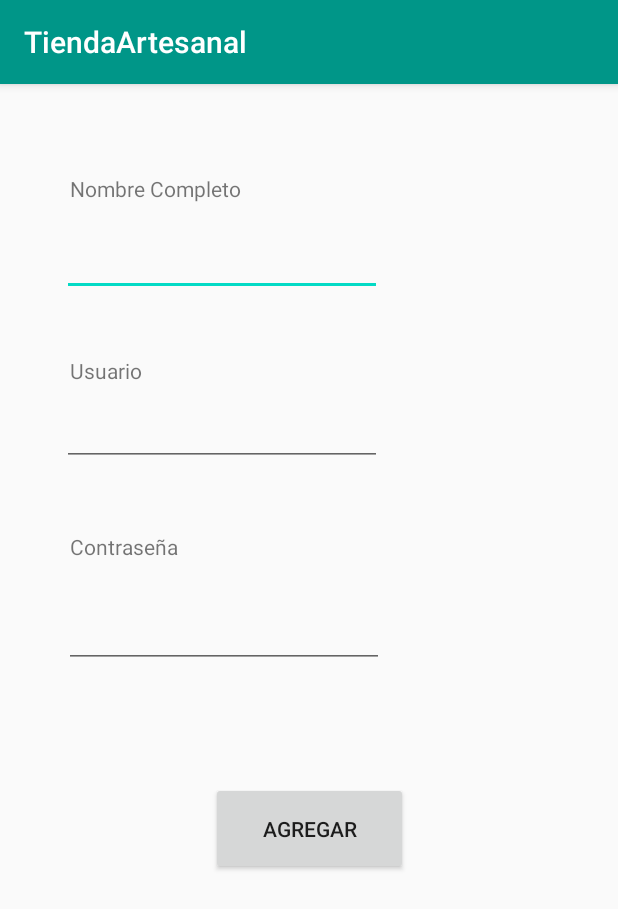
After one commit to ralcantaralamonja/ProyectoDesarrolloMovil, an Android app: the MainActivity4 screen opened directly, with no data from a screen before it, on a phone screen of 412 x 824 dp. The commit adds this screen. Shown: the top 909 px of the screen. Run offline under Robolectric (Android 15) with nearby library versions, the phone set to English and light mode, and no system bars.

Commit message:
Se ha añadido el boton registrar , para colocar un nuevo usuario y se ha trabajado la ventana principal

```diff
--- /dev/null
+++ b/app/src/main/java/com/example/tiendaartesanal/MainActivity4.java
@@ -0,0 +1,22 @@
+package com.example.tiendaartesanal;
+
+import android.support.v7.app.AppCompatActivity;
+import android.os.Bundle;
+import android.widget.Button;
+import android.widget.EditText;
+
+public class MainActivity4 extends AppCompatActivity {
+    EditText usuario,contrasena;
+    Button agrega;
+
+    @Override
+    protected void onCreate(Bundle savedInstanceState) {
+        super.onCreate(savedInstanceState);
+        setContentView(R.layout.activity_main4);
+
+        usuario = (EditText) findViewById(R.id.edtUsuario);
+        contrasena = (EditText) findViewById(R.id.edtContraseña);
+        agrega = (Button) findViewById(R.id.btnAgregar);
+
+    }
+}
--- /dev/null
+++ b/app/src/main/res/layout/activity_main4.xml
@@ -0,0 +1,118 @@
+<?xml version="1.0" encoding="utf-8"?>
+<android.support.constraint.ConstraintLayout xmlns:android="http://schemas.android.com/apk/res/android"
+    xmlns:app="http://schemas.android.com/apk/res-auto"
+    xmlns:tools="http://schemas.android.com/tools"
+    android:layout_width="match_parent"
+    android:layout_height="match_parent"
+    tools:context=".MainActivity4">
+
+    <EditText
+        android:id="@+id/edtNombre"
+        android:layout_width="wrap_content"
+        android:layout_height="wrap_content"
+        android:layout_marginStart="44dp"
+        android:layout_marginLeft="44dp"
+        android:layout_marginTop="96dp"
+        android:layout_marginEnd="157dp"
+        android:layout_marginRight="157dp"
+        android:layout_marginBottom="23dp"
+        android:ems="10"
+        android:inputType="textPersonName"
+        app:layout_constraintBottom_toTopOf="@+id/txvUsuario"
+        app:layout_constraintEnd_toEndOf="parent"
+        app:layout_constraintHorizontal_bias="1.0"
+        app:layout_constraintStart_toStartOf="parent"
+        app:layout_constraintTop_toTopOf="parent"
+        tools:ignore="TouchTargetSizeCheck,SpeakableTextPresentCheck" />
+
+    <EditText
+        android:id="@+id/edtUsuario"
+        android:layout_width="wrap_content"
+        android:layout_height="wrap_content"
+        android:layout_marginStart="44dp"
+        android:layout_marginLeft="44dp"
+        android:layout_marginTop="68dp"
+        android:layout_marginEnd="157dp"
+        android:layout_marginRight="157dp"
+        android:ems="10"
+        android:inputType="textPersonName"
+        app:layout_constraintEnd_toEndOf="parent"
+        app:layout_constraintHorizontal_bias="1.0"
+        app:layout_constraintStart_toStartOf="parent"
+        app:layout_constraintTop_toBottomOf="@+id/edtNombre"
+        tools:ignore="TouchTargetSizeCheck,SpeakableTextPresentCheck" />
+
+    <Button
+        android:id="@+id/btnAgregar"
+        android:layout_width="131dp"
+        android:layout_height="62dp"
+        android:layout_marginTop="76dp"
+        android:text="AGREGAR"
+        app:layout_constraintEnd_toEndOf="parent"
+        app:layout_constraintStart_toStartOf="parent"
+        app:layout_constraintTop_toBottomOf="@+id/edtContraseña" />
+
+    <TextView
+        android:id="@+id/txvNombre"
+        android:layout_width="wrap_content"
+        android:layout_height="wrap_content"
+        android:layout_marginStart="47dp"
+        android:layout_marginLeft="47dp"
+        android:layout_marginTop="60dp"
+        android:layout_marginEnd="313dp"
+        android:layout_marginRight="313dp"
+        android:text="Nombre Completo"
+        app:layout_constraintEnd_toEndOf="parent"
+        app:layout_constraintHorizontal_bias="0.015"
+        app:layout_constraintStart_toStartOf="parent"
+        app:layout_constraintTop_toTopOf="parent" />
+
+    <TextView
+        android:id="@+id/txvUsuario"
+        android:layout_width="wrap_content"
+        android:layout_height="wrap_content"
+        android:layout_marginStart="46dp"
+        android:layout_marginLeft="46dp"
+        android:layout_marginTop="40dp"
+        android:layout_marginEnd="317dp"
+        android:layout_marginRight="317dp"
+        android:text="Usuario"
+        app:layout_constraintEnd_toEndOf="parent"
+        app:layout_constraintHorizontal_bias="1.0"
+        app:layout_constraintStart_toStartOf="parent"
+        app:layout_constraintTop_toBottomOf="@+id/edtNombre" />
+
+    <TextView
+        android:id="@+id/txvContraseña"
+        android:layout_width="wrap_content"
+        android:layout_height="wrap_content"
+        android:layout_marginStart="46dp"
+        android:layout_marginLeft="46dp"
+        android:layout_marginTop="44dp"
+        android:layout_marginEnd="293dp"
+        android:layout_marginRight="293dp"
+        android:text="Contraseña"
+        app:layout_constraintEnd_toEndOf="parent"
+        app:layout_constraintHorizontal_bias="1.0"
+        app:layout_constraintStart_toStartOf="parent"
+        app:layout_constraintTop_toBottomOf="@+id/edtUsuario" />
+
+    <EditText
+        android:id="@+id/edtContraseña"
+        android:layout_width="wrap_content"
+        android:layout_height="wrap_content"
+        android:layout_marginStart="45dp"
+        android:layout_marginLeft="45dp"
+        android:layout_marginEnd="156dp"
+        android:layout_marginRight="156dp"
+        android:ems="10"
+        android:inputType="textPassword"
+        app:layout_constraintBottom_toBottomOf="parent"
+        app:layout_constraintEnd_toEndOf="parent"
+        app:layout_constraintHorizontal_bias="1.0"
+        app:layout_constraintStart_toStartOf="parent"
+        app:layout_constraintTop_toTopOf="parent"
+        app:layout_constraintVertical_bias="0.476"
+        tools:ignore="TouchTargetSizeCheck,SpeakableTextPresentCheck" />
+
+</android.support.constraint.ConstraintLayout>
```
Also changed, not shown: app/src/main/AndroidManifest.xml (+7 -0 lines), app/src/main/java/com/example/tiendaartesanal/MainActivity.java (+12 -1 lines), app/src/main/res/layout/activity_main.xml (+14 -0 lines), app/src/main/res/layout/activity_main2.xml (+60 -2 lines), app/src/debug/res/drawable/log.png (added).
